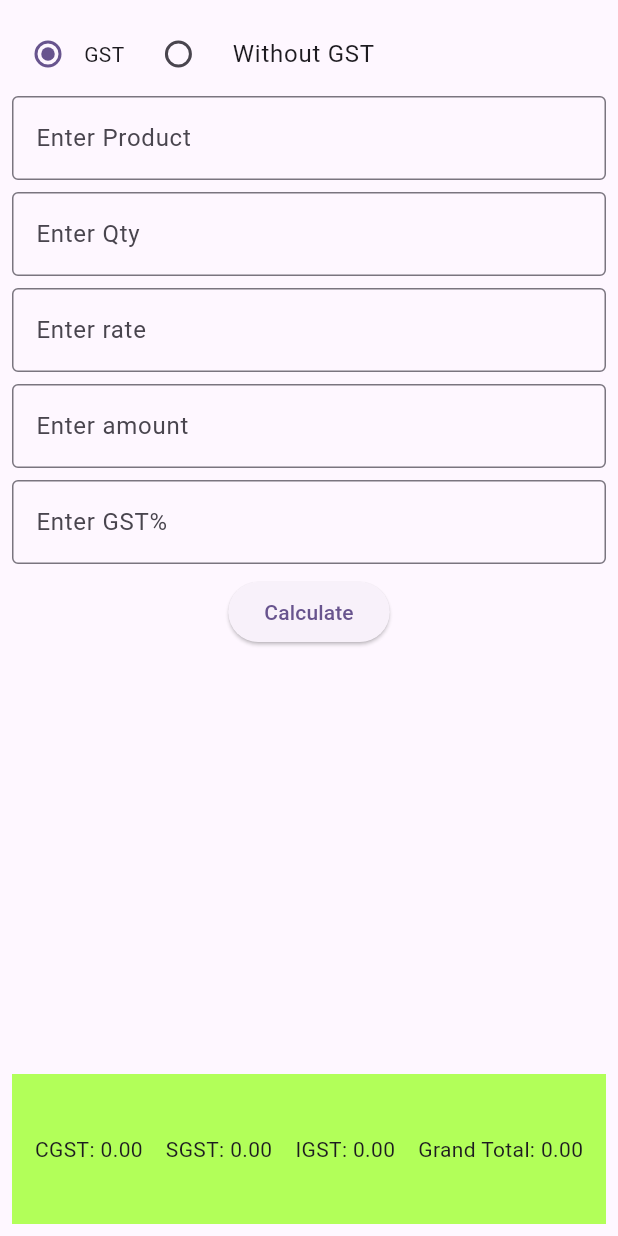
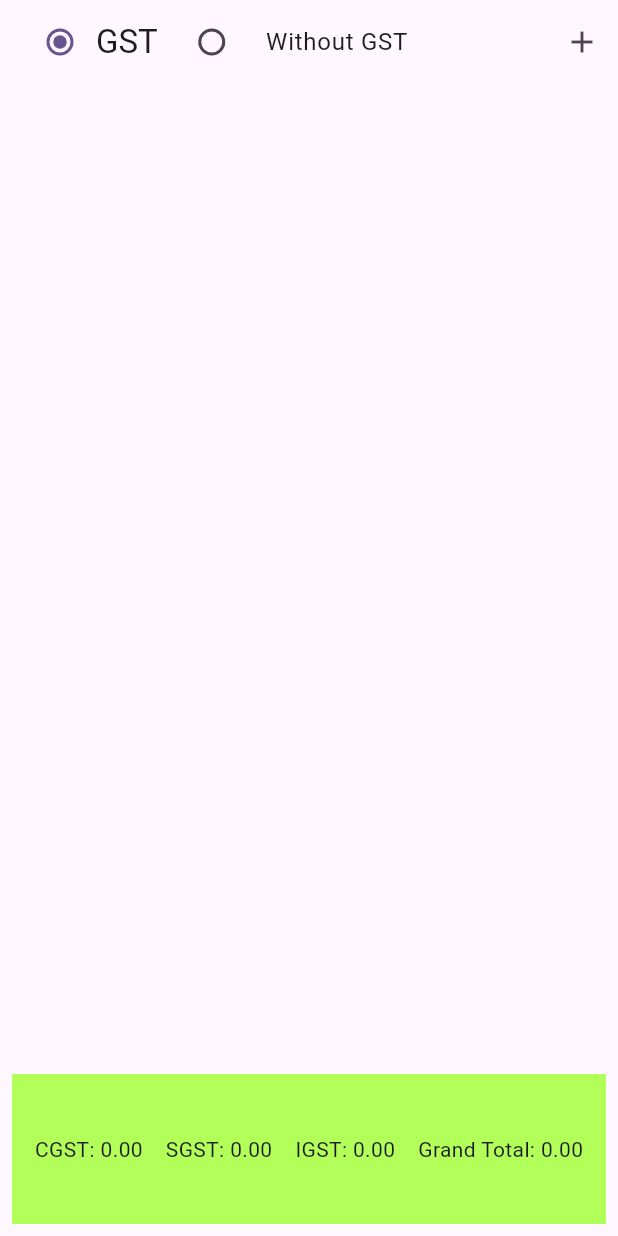
Before and after one commit to saarzooms/CPMAD-25-26, a Flutter app: the screen it shows after launch, on a phone screen of 412 x 824 dp. Run offline on Flutter 3.47's test engine with Material 3 defaults, Android fonts, the phone set to English and light mode, and no system bars; our stand-ins replace animated_bottom_navigation_bar, get.

Commit message:
updates in screen and add model item

```diff
--- a/widget_test_app/lib/main.dart
+++ b/widget_test_app/lib/main.dart
@@ -33,6 +33,7 @@ class MyApp extends StatelessWidget {
         colorScheme: ColorScheme.fromSeed(seedColor: Colors.deepPurple),
       ),
       home: RadioTestScreen(),
+      debugShowCheckedModeBanner: false,
     );
   }
 }
--- /dev/null
+++ b/widget_test_app/lib/models/item.dart
@@ -0,0 +1,14 @@
+class Item {
+  int? id;
+  String prodName;
+  double qty;
+  double rate;
+  double gstPer;
+  Item({
+    this.id,
+    required this.prodName,
+    required this.qty,
+    required this.rate,
+    required this.gstPer,
+  });
+}
--- a/widget_test_app/lib/screens/radio_test_screen.dart
+++ b/widget_test_app/lib/screens/radio_test_screen.dart
@@ -1,4 +1,5 @@
 import 'package:flutter/material.dart';
+import 'package:widget_test_app/models/item.dart';
 
 class RadioTestScreen extends StatefulWidget {
   const RadioTestScreen({super.key});
@@ -13,22 +14,43 @@ class _RadioTestScreenState extends State<RadioTestScreen> {
   TextEditingController txtQty = TextEditingController();
   TextEditingController txtRate = TextEditingController();
   TextEditingController txtAmnt = TextEditingController();
+  final _formKey = GlobalKey<FormState>();
   TextEditingController txtGstPer = TextEditingController();
+  List<Item> cartItems = [];
   double cgst = 0;
   double sgst = 0;
   double gtotal = 0;
+  _calculateAmount(v) {
+    if (txtQty.text.isNotEmpty && txtRate.text.isNotEmpty) {
+      double qty = double.parse(txtQty.text);
+      double rate = double.parse(txtRate.text);
+      txtAmnt.text = (qty * rate).toStringAsFixed(2);
+    }
+  }
+
+  _calAmt(double qty, double rate, double gstP) {
+    return (qty * rate) + ((qty * rate) * 0.01 * gstP);
+  }
+
+  _calTotal() {
+    gtotal = 0;
+    cgst = 0;
+    sgst = 0;
+    for (Item i in cartItems) {
+      var gstAmnt = i.qty * i.rate * 0.01 * i.gstPer;
+      gtotal += (i.qty * i.rate) + gstAmnt;
+      cgst += gstAmnt / 2;
+      sgst += gstAmnt / 2;
+    }
+    setState(() {});
+  }
+
+  bool isAdd = false;
   @override
   Widget build(BuildContext context) {
     return Scaffold(
-      body: Center(
-        child: Padding(
-          padding: const EdgeInsets.all(8.0),
-          child: Column(
-            children: [
-              Expanded(
-                child: Column(
-                  children: [
-                    Row(
+      appBar: AppBar(
+        title: Row(
           children: [
             Row(
               children: [
@@ -56,8 +78,34 @@ class _RadioTestScreenState extends State<RadioTestScreen> {
             ),
           ],
         ),
-                    TextField(
+        actions: [
+          IconButton(
+            onPressed: () {
+              isAdd = !isAdd;
+              setState(() {});
+            },
+            icon: Icon(isAdd ? Icons.close : Icons.add),
+          ),
+        ],
+      ),
+      body: Center(
+        child: Padding(
+          padding: const EdgeInsets.all(8.0),
+          child: Column(
+            children: [
+              if (isAdd)
+                Form(
+                  key: _formKey,
+                  child: Column(
+                    children: [
+                      TextFormField(
                         controller: txtProd,
+                        validator: (v) {
+                          if (v == null || v.isEmpty) {
+                            return "Enter product Name";
+                          }
+                          return null;
+                        },
                         decoration: InputDecoration(
                           hintText: "Enter Product",
                           labelText: "Enter Product",
@@ -65,8 +113,15 @@ class _RadioTestScreenState extends State<RadioTestScreen> {
                         ),
                       ),
                       SizedBox(height: 8),
-                    TextField(
+                      TextFormField(
                         controller: txtQty,
+                        validator: (v) {
+                          if (v == null || v.isEmpty) {
+                            return "Enter Qty";
+                          }
+                          return null;
+                        },
+                        onChanged: _calculateAmount,
                         decoration: InputDecoration(
                           hintText: "Enter Qty",
                           labelText: "Enter Qty",
@@ -74,8 +129,15 @@ class _RadioTestScreenState extends State<RadioTestScreen> {
                         ),
                       ),
                       SizedBox(height: 8),
-                    TextField(
+                      TextFormField(
                         controller: txtRate,
+                        validator: (v) {
+                          if (v == null || v.isEmpty) {
+                            return "Enter rate";
+                          }
+                          return null;
+                        },
+                        onChanged: _calculateAmount,
                         decoration: InputDecoration(
                           hintText: "Enter rate",
                           labelText: "Enter rate",
@@ -83,7 +145,7 @@ class _RadioTestScreenState extends State<RadioTestScreen> {
                         ),
                       ),
                       SizedBox(height: 8),
-                    TextField(
+                      TextFormField(
                         controller: txtAmnt,
                         decoration: InputDecoration(
                           hintText: "Enter amount",
@@ -93,8 +155,22 @@ class _RadioTestScreenState extends State<RadioTestScreen> {
                       ),
                       SizedBox(height: 8),
                       if (selVal == 'GST')
-                      TextField(
+                        TextFormField(
                           controller: txtGstPer,
+                          validator: (v) {
+                            if (v == null || v.isEmpty) {
+                              return "Enter GST%";
+                            }
+                            try {
+                              double d = double.parse(v);
+                              if (d > 100 || d < 0) {
+                                return "Enter GST% between 0-100";
+                              }
+                            } catch (e) {
+                              return "Enter valid number between 0-100";
+                            }
+                            return null;
+                          },
                           decoration: InputDecoration(
                             hintText: "Enter GST%",
                             labelText: "Enter GST%",
@@ -104,6 +180,8 @@ class _RadioTestScreenState extends State<RadioTestScreen> {
                       SizedBox(height: 8),
                       ElevatedButton(
                         onPressed: () {
+                          if (_formKey.currentState!.validate()) {
+                            _formKey.currentState!.save();
                             // calculate logic
                             double amnt = double.parse(txtAmnt.text);
                             if (selVal == "GST") {
@@ -114,11 +192,40 @@ class _RadioTestScreenState extends State<RadioTestScreen> {
                             } else {
                               gtotal = amnt;
                             }
+                            cartItems.add(
+                              Item(
+                                prodName: txtProd.text,
+                                qty: double.parse(txtQty.text),
+                                rate: double.parse(txtRate.text),
+                                gstPer: double.parse(txtGstPer.text),
+                              ),
+                            );
+                            _calTotal();
                             setState(() {});
+                          }
                         },
-                      child: Text('Calculate'),
+                        child: Text('Add'),
                       ),
                     ],
+                  ),
+                ),
+              Expanded(
+                child: ListView.builder(
+                  itemCount: cartItems.length,
+                  itemBuilder:
+                      (context, index) => ListTile(
+                        title: Text('${cartItems[index].prodName}'),
+                        subtitle: Text(
+                          '${cartItems[index].rate} * ${cartItems[index].qty} (${cartItems[index].gstPer})',
+                        ),
+                        trailing: Text(
+                          _calAmt(
+                            cartItems[index].qty,
+                            cartItems[index].rate,
+                            cartItems[index].gstPer,
+                          ).toStringAsFixed(2),
+                        ),
+                      ),
                 ),
               ),
               Container(
```
Lines whose indentation alone changed are shown as unchanged.
